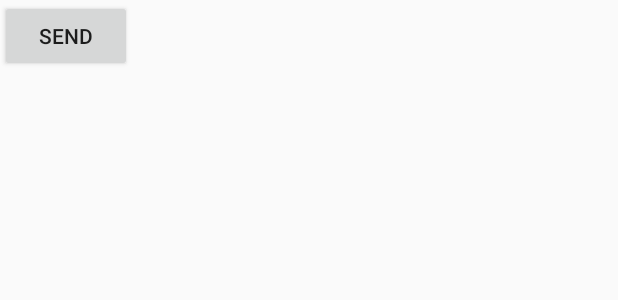
After one commit to yinfork/Android-Dev-Demos, an Android app: the layout activity_notification_demo.xml on its own in the app's theme, with its tools: preview values and no code run, on a phone screen of 412 x 824 dp. The commit adds this screen. Shown: the top 300 px of the screen. Run offline under Robolectric (Android 15) with nearby library versions, the light colour scheme and no system bars.

Commit message:
添加通知栏Demo

```diff
--- a/app/src/main/AndroidManifest.xml
+++ b/app/src/main/AndroidManifest.xml
@@ -7,6 +7,9 @@
 
     <!-- 使用SYSTEM_ALERT_WINDOW时必须要加 -->
     <uses-permission android:name="android.permission.SYSTEM_ALERT_WINDOW" />
+
+    <uses-permission android:name="android.permission.VIBRATE" />
+    <uses-permission android:name="android.permission.FLASHLIGHT"/>
 
     <application
         android:allowBackup="true"
@@ -117,6 +120,7 @@
         <service android:name=".KillProcessObserver.SimulatedWorkerService"
             android:process=":service"/>
         <activity android:name=".cpuinfo.CpuInfoDemoActivity" />
+        <activity android:name=".Notification.NotificationDemoActivity" />
     </application>
 
 </manifest>
--- /dev/null
+++ b/app/src/main/res/layout/activity_notification_demo.xml
@@ -0,0 +1,13 @@
+<?xml version="1.0" encoding="utf-8"?>
+<LinearLayout xmlns:android="http://schemas.android.com/apk/res/android"
+              android:orientation="vertical"
+              android:layout_width="match_parent"
+              android:layout_height="match_parent">
+
+    <Button
+        android:id="@+id/btc_send_notification"
+        android:layout_width="wrap_content"
+        android:layout_height="wrap_content"
+        android:text="send"/>
+
+</LinearLayout>
```
Also changed, not shown: app/src/main/java/com/inkenka/devdemos/MainActivity.java (+20 -14 lines), app/src/main/java/com/inkenka/devdemos/Notification/NotificationDemoActivity.java (added, +50 -0 lines).
